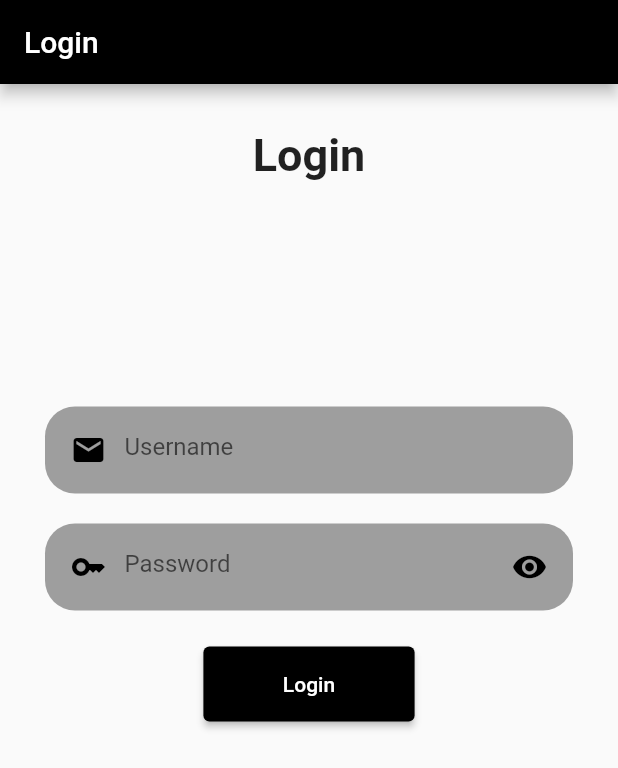
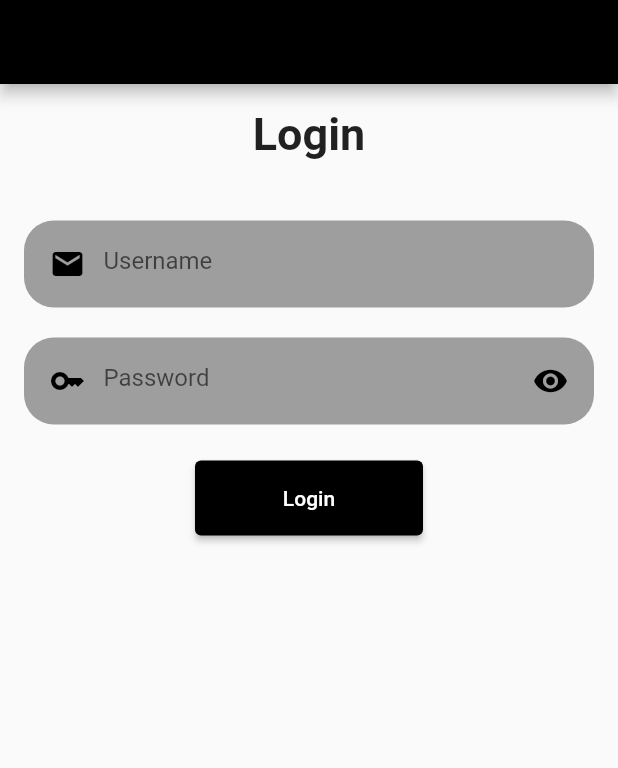
Before and after one commit to wlp26/Project_Ekspedisi, a Flutter app: the screen it shows after launch, on a phone screen of 412 x 824 dp. Shown: the top 768 px of the screen. Run offline on Flutter 3.47's test engine with Material 2 defaults, Android fonts, the light colour scheme and no system bars.

Commit message:
Update login.dart

```diff
--- a/lib/screens/login.dart
+++ b/lib/screens/login.dart
@@ -18,23 +18,23 @@ class _LoginState extends State<Login> {
   Widget build(BuildContext context) {
     return Scaffold(
       appBar: AppBar(
-        title: Text("Login"),
         backgroundColor: Colors.black,
       ),
       body: SingleChildScrollView(
-        padding: EdgeInsets.all(30.0),
+        padding: EdgeInsets.all(16.0),
         child: Column(
           mainAxisAlignment: MainAxisAlignment.start,
           crossAxisAlignment: CrossAxisAlignment.stretch,
           children: <Widget>[
-            Padding(
-              padding: EdgeInsets.only(bottom: 150.0),
+            Container(
+              //padding: EdgeInsets.only(bottom: 150.0),
               child: Text(
                 "Login",
                 style: TextStyle(fontSize: 30, fontWeight: FontWeight.bold),
                 textAlign: TextAlign.center,
               ),
             ),
+            SizedBox(height: 40.0),
             Container(
               decoration: BoxDecoration(
                   border: Border.all(
```
